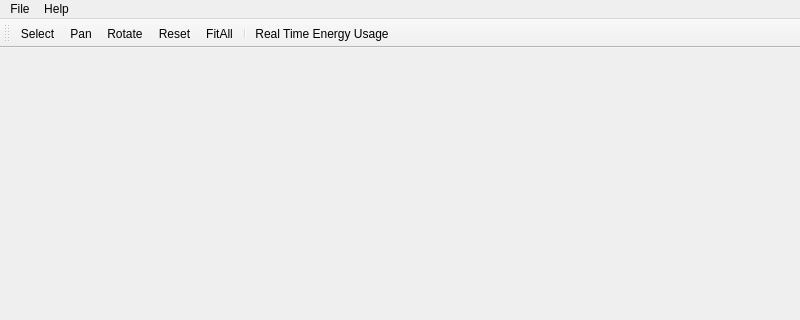
Qt form src/UCDavis3DAnalyzerUI/occQt.ui (bradosia/ucdavis-3D-analyzer) before a commit; both pictures show x 0 to 800 and y 0 to 320 of the 800 by 600 pixel window.
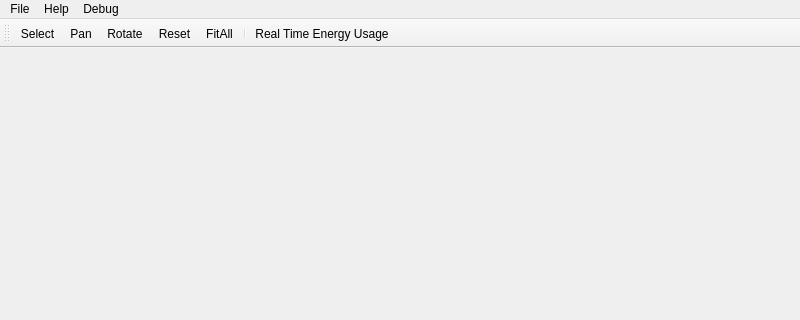
The same form after that commit. Icons and pictures are not drawn.

Diff of the .ui file:
```diff
--- a/src/UCDavis3DAnalyzerUI/occQt.ui
+++ b/src/UCDavis3DAnalyzerUI/occQt.ui
@@ -62,8 +62,15 @@
     </property>
     <addaction name="actionAbout"/>
    </widget>
+   <widget class="QMenu" name="menuDebug">
+    <property name="title">
+     <string>Debug</string>
+    </property>
+    <addaction name="actionData_Server_Points"/>
+   </widget>
    <addaction name="menuFile"/>
    <addaction name="menuHelp"/>
+   <addaction name="menuDebug"/>
   </widget>
   <action name="actionExit">
    <property name="text">
```
Left out of the diff: 5 changed lines with no effect on the pictures.
